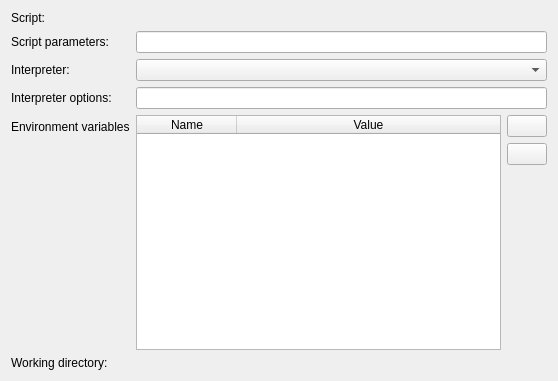
Before: the Qt Designer form forms/widget_run_cfg.ui in merbst/QIdle, drawn with Qt 5.
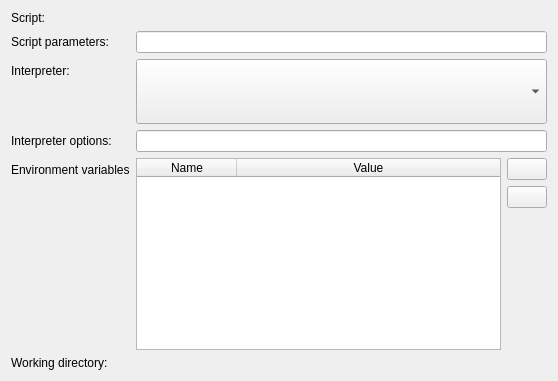
After: the same form once the commit is applied. Icons and pictures are not drawn. Custom widgets are drawn as their Qt base class.

What changed in the file:
```diff
--- a/forms/widget_run_cfg.ui
+++ b/forms/widget_run_cfg.ui
@@ -45,7 +45,14 @@
     </widget>
    </item>
    <item row="3" column="1">
-    <widget class="QComboBox" name="comboBoxInterpreter"/>
+    <widget class="QComboBox" name="comboBoxInterpreter">
+     <property name="sizePolicy">
+      <sizepolicy hsizetype="Preferred" vsizetype="Expanding">
+       <horstretch>0</horstretch>
+       <verstretch>0</verstretch>
+      </sizepolicy>
+     </property>
+    </widget>
    </item>
    <item row="4" column="0">
     <widget class="QLabel" name="label_4">
```
